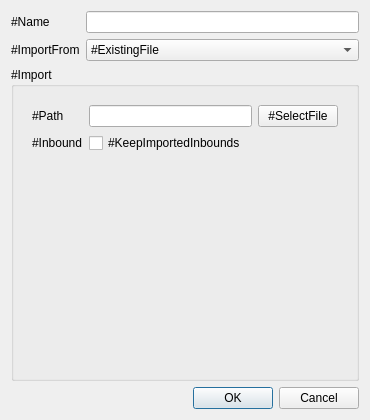
First picture: the form in src/w_ImportConfig.ui, repository darsvador/qvssr, before the edit.
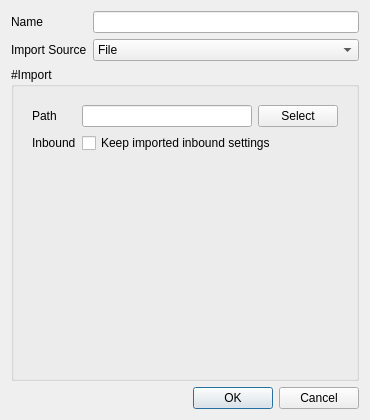
Second picture: the form after the edit.

```diff
--- a/src/w_ImportConfig.ui
+++ b/src/w_ImportConfig.ui
@@ -37,7 +37,7 @@
      <item row="0" column="0">
       <widget class="QLabel" name="aliasLabel">
        <property name="text">
-        <string>#Name</string>
+        <string>Name</string>
        </property>
       </widget>
      </item>
@@ -47,7 +47,7 @@
      <item row="1" column="0">
       <widget class="QLabel" name="label">
        <property name="text">
-        <string>#ImportFrom</string>
+        <string>Import Source</string>
        </property>
       </widget>
      </item>
@@ -61,7 +61,7 @@
        </property>
        <item>
         <property name="text">
-         <string>#ExistingFile</string>
+         <string>File</string>
         </property>
        </item>
        <item>
@@ -96,7 +96,7 @@
             <item row="0" column="0">
              <widget class="QLabel" name="fileLabel">
               <property name="text">
-               <string>#Path</string>
+               <string>Path</string>
               </property>
              </widget>
             </item>
@@ -112,7 +112,7 @@
               <item>
                <widget class="QPushButton" name="selectFileBtn">
                 <property name="text">
-                 <string>#SelectFile</string>
+                 <string>Select</string>
                 </property>
                </widget>
               </item>
@@ -121,14 +121,14 @@
             <item row="1" column="0">
              <widget class="QLabel" name="label_2">
               <property name="text">
-               <string>#Inbound</string>
+               <string>Inbound</string>
               </property>
              </widget>
             </item>
             <item row="1" column="1">
              <widget class="QCheckBox" name="keepImportedInboundCheckBox">
               <property name="text">
-               <string>#KeepImportedInbounds</string>
+               <string>Keep imported inbound settings</string>
               </property>
              </widget>
             </item>
```
Left out of the diff: 8 changed lines with no effect on the pictures.
